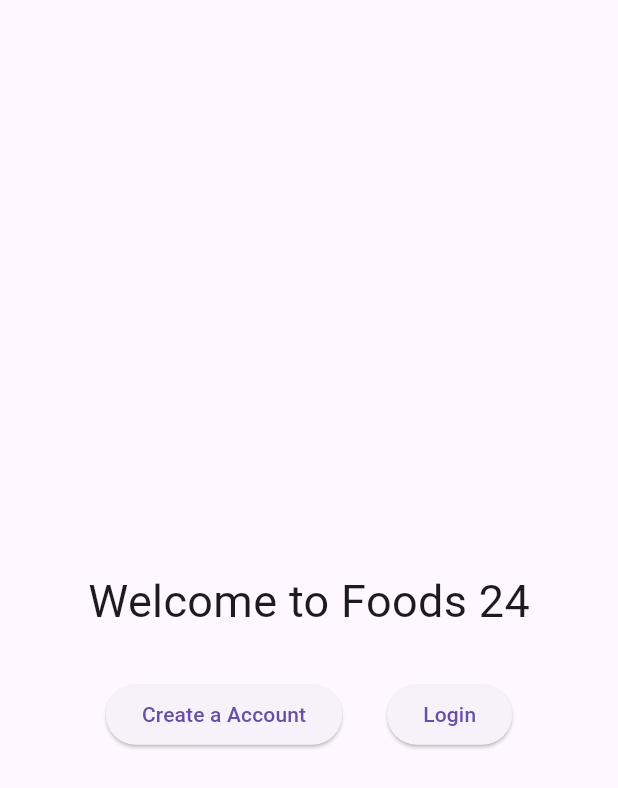
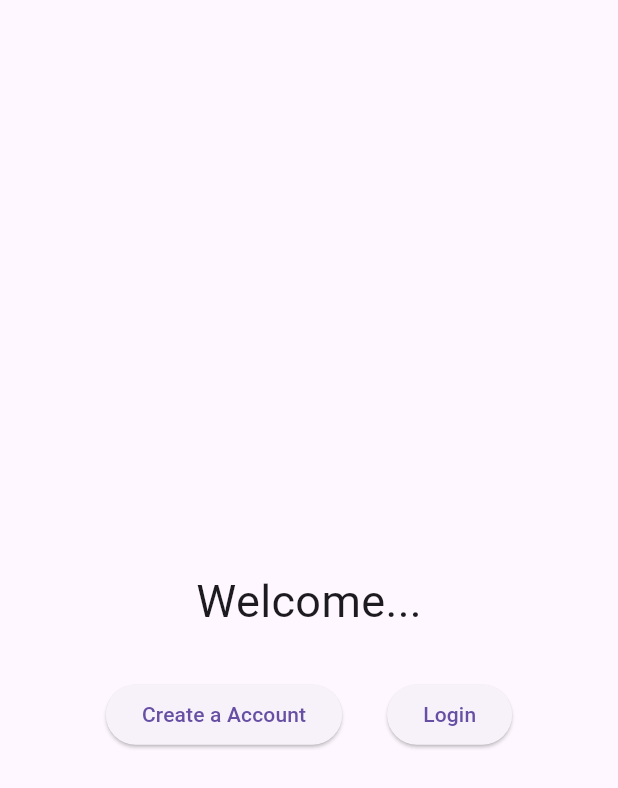
Before and after one commit to Pradeep-1496/Foods24, a Flutter app: the screen it shows after launch, on a phone screen of 412 x 824 dp. Shown: the top 788 px of the screen. Run offline on Flutter 3.47's test engine with Material 3 defaults, Android fonts, the phone set to English and light mode, and no system bars.

Commit message:
Welcome-krushi

```diff
--- a/lib/Pages/Home.dart
+++ b/lib/Pages/Home.dart
@@ -19,7 +19,7 @@ class Home extends StatelessWidget {
           crossAxisAlignment: CrossAxisAlignment.center,
           children: [
             Text(
-              'Welcome to Foods 24',
+              'Welcome...',
               style: TextStyle(fontSize: 30),
             ),
             SizedBox(height: 30),
```
